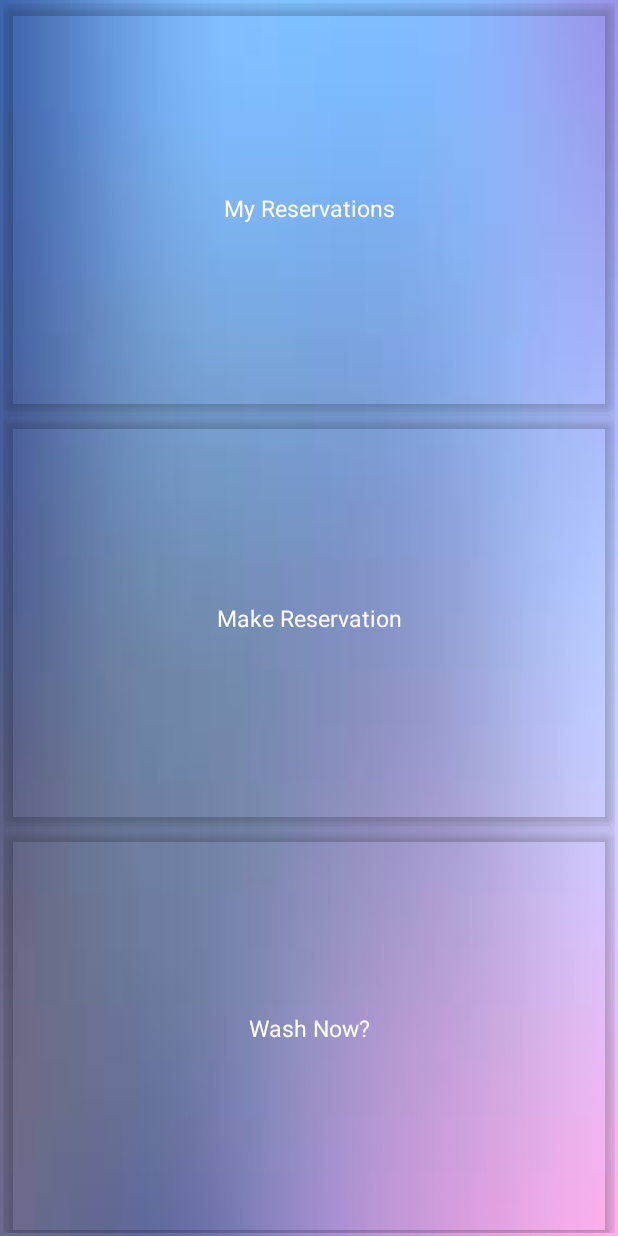
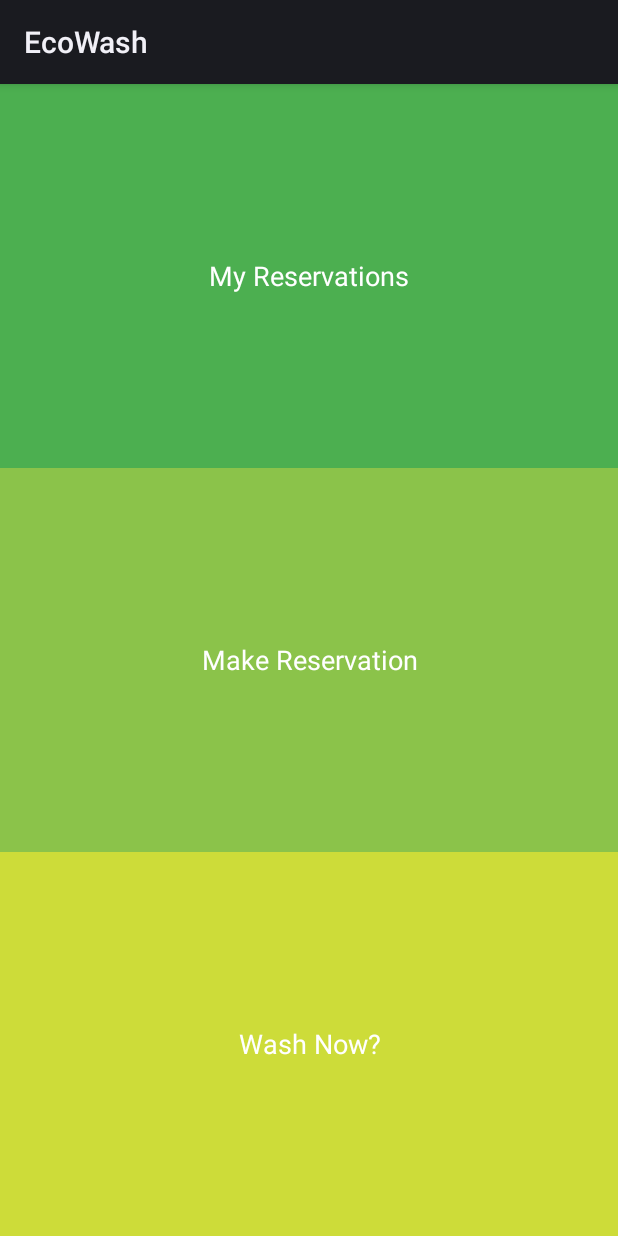
Before and after one commit to madadiaconu/EcoWash, an Android app: the screen it shows after launch (MainActivity), on a phone screen of 412 x 824 dp. Run offline under Robolectric (Android 15) with nearby library versions, the phone set to English and light mode, and no system bars.

Commit message:
Replace CardViews by RelativeLayouts. Addition of material design elements will be added later on.

```diff
--- a/EcoWash/app/build.gradle
+++ b/EcoWash/app/build.gradle
@@ -21,6 +21,4 @@ android {
 
 dependencies {
     compile fileTree(dir: 'libs', include: ['*.jar'])
-    compile 'com.android.support:appcompat-v7:23.0.1'
-    compile 'com.android.support:cardview-v7:21.0.+'
 }
--- a/EcoWash/app/src/main/AndroidManifest.xml
+++ b/EcoWash/app/src/main/AndroidManifest.xml
@@ -6,7 +6,6 @@
         android:allowBackup="true"
         android:icon="@mipmap/ic_launcher"
         android:label="@string/app_name"
-        android:theme="@style/AppTheme"
         android:name=".App">
         <activity
             android:name=".ui.MainActivity"
--- a/EcoWash/app/src/main/res/layout/activity_main.xml
+++ b/EcoWash/app/src/main/res/layout/activity_main.xml
@@ -4,73 +4,65 @@
     android:layout_height="match_parent"
     android:weightSum="3"
     android:orientation="vertical"
-    android:padding="@dimen/card_margin"
-    tools:context=".MainActivity"
-    android:background="@drawable/bg_main">
+    tools:context=".MainActivity">
 
-    <android.support.v7.widget.CardView
-        xmlns:card_view="http://schemas.android.com/apk/res-auto"
+    <RelativeLayout
         android:id="@+id/myReservations"
         android:layout_gravity="center"
         android:layout_width="match_parent"
         android:layout_height="0dp"
         android:layout_weight="1"
-        android:layout_margin="@dimen/card_margin"
-        card_view:cardCornerRadius="@dimen/card_corner_radius"
-        card_view:cardElevation="@dimen/card_elevation"
-        card_view:cardBackgroundColor="@android:color/transparent">
+        android:background="#4CAF50">
+
+        <TextView
+            android:layout_width="match_parent"
+            android:layout_height="match_parent"
+            android:layout_centerInParent="true"
+            android:gravity="center"
+            android:text="@string/my_reservations"
+            android:textColor="@color/white"
+            android:textSize="@dimen/card_text"
+            />
+
+    </RelativeLayout>
+
+    <RelativeLayout
+        android:id="@+id/newReservation"
+        android:layout_gravity="center"
+        android:layout_width="match_parent"
+        android:layout_height="0dp"
+        android:layout_weight="1"
+        android:background="#8BC34A"
+        >
 
         <TextView
             android:layout_width="match_parent"
             android:layout_height="match_parent"
             android:gravity="center"
-            android:text="@string/my_reservations"
-            android:textColor="@color/white"
-            android:textSize="@dimen/card_text"
-            />
-    </android.support.v7.widget.CardView>
-
-    <android.support.v7.widget.CardView
-        xmlns:card_view="http://schemas.android.com/apk/res-auto"
-        android:id="@+id/newReservation"
-        android:layout_gravity="center"
-        android:layout_width="match_parent"
-        android:layout_height="0dp"
-        android:layout_weight="1"
-        android:layout_margin="@dimen/card_margin"
-        card_view:cardCornerRadius="@dimen/card_corner_radius"
-        card_view:cardElevation="@dimen/card_elevation"
-        card_view:cardBackgroundColor="@android:color/transparent">
-
-        <TextView
-            android:layout_width="match_parent"
-            android:layout_height="match_parent"
-            android:gravity="center"
+            android:layout_centerInParent="true"
             android:text="@string/make_reservation"
             android:textColor="@color/white"
             android:textSize="@dimen/card_text"/>
-    </android.support.v7.widget.CardView>
+    </RelativeLayout>
 
-    <android.support.v7.widget.CardView
-        xmlns:card_view="http://schemas.android.com/apk/res-auto"
+    <RelativeLayout
         android:id="@+id/washNow"
         android:layout_gravity="center"
         android:layout_width="match_parent"
         android:layout_height="0dp"
         android:layout_weight="1"
-        android:layout_margin="@dimen/card_margin"
-        card_view:cardCornerRadius="@dimen/card_corner_radius"
-        card_view:cardElevation="@dimen/card_elevation"
-        card_view:cardBackgroundColor="@android:color/transparent">
+        android:background="#CDDC39"
+        >
 
         <TextView
             android:layout_width="match_parent"
             android:layout_height="match_parent"
+            android:layout_centerInParent="true"
             android:gravity="center"
             android:text="@string/wash_now"
             android:textColor="@color/white"
             android:textSize="@dimen/card_text"
             />
-    </android.support.v7.widget.CardView>
+    </RelativeLayout>
 
 </LinearLayout>
--- a/EcoWash/app/src/main/res/menu/menu_main.xml
+++ b/EcoWash/app/src/main/res/menu/menu_main.xml
@@ -2,5 +2,5 @@
     xmlns:app="http://schemas.android.com/apk/res-auto"
     xmlns:tools="http://schemas.android.com/tools" tools:context=".MainActivity">
     <item android:id="@+id/action_settings" android:title="@string/action_settings"
-        android:orderInCategory="100" app:showAsAction="never" />
+        android:orderInCategory="100"/>
 </menu>
--- a/EcoWash/app/src/main/res/values/dimens.xml
+++ b/EcoWash/app/src/main/res/values/dimens.xml
@@ -7,6 +7,6 @@
     <dimen name="card_margin">2dp</dimen>
     <dimen name="card_corner_radius">4dp</dimen>
     <dimen name="card_elevation">4dp</dimen>
-    <dimen name="card_text">15sp</dimen>
+    <dimen name="card_text">18sp</dimen>
 
 </resources>
--- a/EcoWash/app/src/main/res/values/styles.xml
+++ b/EcoWash/app/src/main/res/values/styles.xml
@@ -1,8 +1,8 @@
 <resources>
 
     <!-- Base application theme. -->
-    <style name="AppTheme" parent="Theme.AppCompat.Light.DarkActionBar">
-        <!-- Customize your theme here. -->
-    </style>
+    <!--<style name="AppTheme" parent="Theme.AppCompat.Light.DarkActionBar">-->
+        <!--&lt;!&ndash; Customize your theme here. &ndash;&gt;-->
+    <!--</style>-->
 
 </resources>
```
